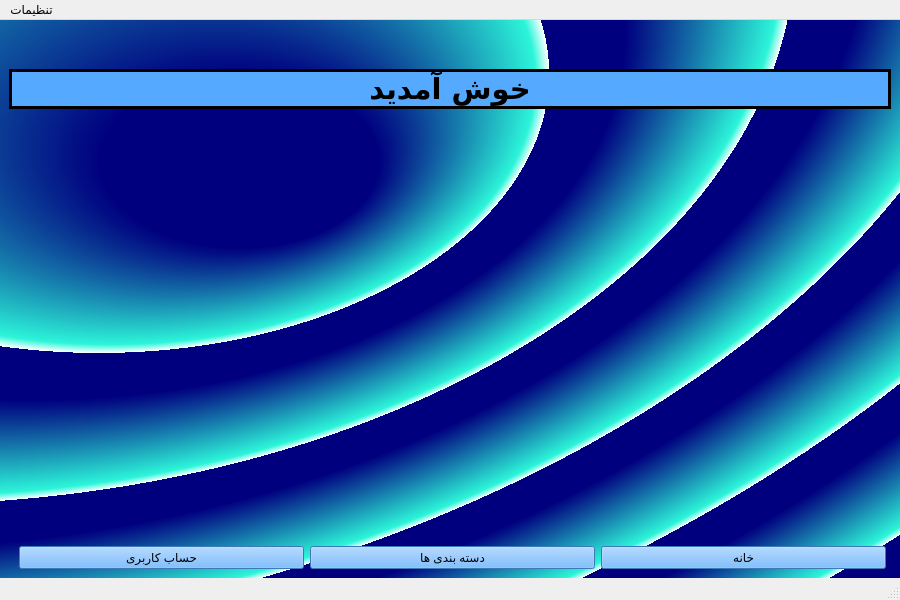
First picture: the form in mainwindow.ui, repository Alireza8hi/Project-DigiKala, before the edit.
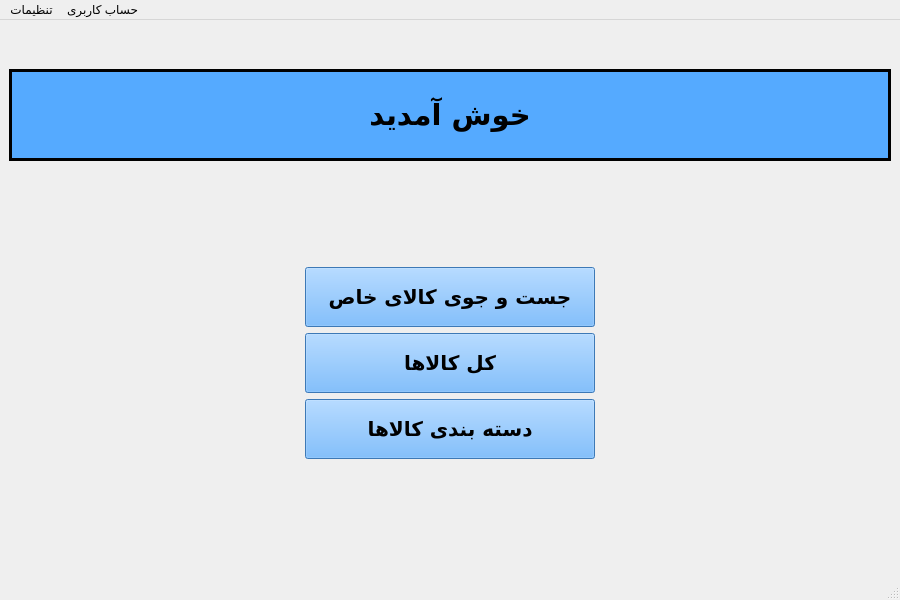
Second picture: the form after the edit. Icons and pictures are not drawn.

Patch:
```diff
--- a/mainwindow.ui
+++ b/mainwindow.ui
@@ -43,12 +43,63 @@
   <property name="styleSheet">
    <string notr="true"/>
   </property>
+  <property name="tabShape">
+   <enum>QTabWidget::Rounded</enum>
+  </property>
   <widget class="QWidget" name="centralwidget">
    <property name="styleSheet">
-    <string notr="true">background-color: qradialgradient(spread:repeat, cx:0.11, cy:0.0965909, radius:0.5, fx:0.336643, fy:0.325, stop:0.309859 rgba(0, 0, 127, 255), stop:0.943662 rgba(44, 245, 217, 255), stop:1 rgba(255, 255, 255, 255));</string>
+    <string notr="true">background-image: url(:/Pics/Pics/empty-shopping-cart-pink-background-with-large-copy-space-online-shopping-concept_492182-38.jpg);</string>
    </property>
-   <layout class="QVBoxLayout" name="verticalLayout">
-    <item>
+   <layout class="QGridLayout" name="gridLayout">
+    <item row="4" column="1">
+     <spacer name="verticalSpacer">
+      <property name="orientation">
+       <enum>Qt::Vertical</enum>
+      </property>
+      <property name="sizeType">
+       <enum>QSizePolicy::Preferred</enum>
+      </property>
+      <property name="sizeHint" stdset="0">
+       <size>
+        <width>20</width>
+        <height>110</height>
+       </size>
+      </property>
+     </spacer>
+    </item>
+    <item row="3" column="0">
+     <spacer name="horizontalSpacer">
+      <property name="orientation">
+       <enum>Qt::Horizontal</enum>
+      </property>
+      <property name="sizeType">
+       <enum>QSizePolicy::Preferred</enum>
+      </property>
+      <property name="sizeHint" stdset="0">
+       <size>
+        <width>40</width>
+        <height>20</height>
+       </size>
+      </property>
+     </spacer>
+    </item>
+    <item row="2" column="1">
+     <spacer name="verticalSpacer_3">
+      <property name="orientation">
+       <enum>Qt::Vertical</enum>
+      </property>
+      <property name="sizeType">
+       <enum>QSizePolicy::Preferred</enum>
+      </property>
+      <property name="sizeHint" stdset="0">
+       <size>
+        <width>20</width>
+        <height>100</height>
+       </size>
+      </property>
+     </spacer>
+    </item>
+    <item row="0" column="1">
      <spacer name="verticalSpacer_2">
       <property name="orientation">
        <enum>Qt::Vertical</enum>
@@ -64,7 +115,135 @@
       </property>
      </spacer>
     </item>
-    <item>
+    <item row="3" column="1">
+     <layout class="QVBoxLayout" name="verticalLayout_4">
+      <item>
+       <widget class="QPushButton" name="SearchBtn">
+        <property name="minimumSize">
+         <size>
+          <width>0</width>
+          <height>60</height>
+         </size>
+        </property>
+        <property name="maximumSize">
+         <size>
+          <width>16777215</width>
+          <height>60</height>
+         </size>
+        </property>
+        <property name="font">
+         <font>
+          <family>B Nazanin</family>
+          <pointsize>15</pointsize>
+          <bold>true</bold>
+         </font>
+        </property>
+        <property name="styleSheet">
+         <string notr="true">color: rgb(0, 0, 0);
+background-color: rgb(85, 170, 255);</string>
+        </property>
+        <property name="text">
+         <string>جست و جوی کالای خاص</string>
+        </property>
+        <property name="icon">
+         <iconset resource="icons.qrc">
+          <normaloff>:/Icons/Icons/search-icon-png-5.png</normaloff>:/Icons/Icons/search-icon-png-5.png</iconset>
+        </property>
+        <property name="autoDefault">
+         <bool>false</bool>
+        </property>
+        <property name="default">
+         <bool>false</bool>
+        </property>
+       </widget>
+      </item>
+      <item>
+       <widget class="QPushButton" name="AllCommodityBtn">
+        <property name="minimumSize">
+         <size>
+          <width>0</width>
+          <height>60</height>
+         </size>
+        </property>
+        <property name="maximumSize">
+         <size>
+          <width>16777215</width>
+          <height>60</height>
+         </size>
+        </property>
+        <property name="font">
+         <font>
+          <family>B Nazanin</family>
+          <pointsize>15</pointsize>
+          <bold>true</bold>
+         </font>
+        </property>
+        <property name="styleSheet">
+         <string notr="true">color: rgb(0, 0, 0);
+background-color: rgb(85, 170, 255);</string>
+        </property>
+        <property name="text">
+         <string>کل کالاها</string>
+        </property>
+        <property name="icon">
+         <iconset resource="icons.qrc">
+          <normaloff>:/Icons/Icons/5110770.png</normaloff>:/Icons/Icons/5110770.png</iconset>
+        </property>
+       </widget>
+      </item>
+      <item>
+       <widget class="QPushButton" name="CategoryBtn">
+        <property name="minimumSize">
+         <size>
+          <width>0</width>
+          <height>60</height>
+         </size>
+        </property>
+        <property name="maximumSize">
+         <size>
+          <width>16777215</width>
+          <height>60</height>
+         </size>
+        </property>
+        <property name="font">
+         <font>
+          <family>B Nazanin</family>
+          <pointsize>15</pointsize>
+          <bold>true</bold>
+         </font>
+        </property>
+        <property name="styleSheet">
+         <string notr="true">color: rgb(0, 0, 0);
+background-color: rgb(85, 170, 255);</string>
+        </property>
+        <property name="text">
+         <string>دسته بندی کالاها</string>
+        </property>
+        <property name="icon">
+         <iconset resource="icons.qrc">
+          <normaloff>:/Icons/Icons/categories-icon-1.jpg</normaloff>:/Icons/Icons/categories-icon-1.jpg</iconset>
+        </property>
+       </widget>
+      </item>
+     </layout>
+    </item>
+    <item row="3" column="2">
+     <spacer name="horizontalSpacer_2">
+      <property name="orientation">
+       <enum>Qt::Horizontal</enum>
+      </property>
+      <property name="sizeType">
+       <enum>QSizePolicy::Preferred</enum>
+      </property>
+      <property name="sizeHint" stdset="0">
+       <size>
+        <width>40</width>
+        <height>20</height>
+       </size>
+      </property>
+     </spacer>
+    </item>
+    <item row="1" column="0" colspan="3">
      <widget class="QLabel" name="label">
       <property name="font">
        <font>
@@ -92,88 +271,6 @@
       </property>
      </widget>
     </item>
-    <item>
-     <spacer name="verticalSpacer">
-      <property name="orientation">
-       <enum>Qt::Vertical</enum>
-      </property>
-      <property name="sizeHint" stdset="0">
-       <size>
-        <width>20</width>
-        <height>40</height>
-       </size>
-      </property>
-     </spacer>
-    </item>
-    <item>
-     <layout class="QHBoxLayout" name="horizontalLayout">
-      <item>
-       <spacer name="horizontalSpacer">
-        <property name="orientation">
-         <enum>Qt::Horizontal</enum>
-        </property>
-        <property name="sizeType">
-         <enum>QSizePolicy::Preferred</enum>
-        </property>
-        <property name="sizeHint" stdset="0">
-         <size>
-          <width>10</width>
-          <height>20</height>
-         </size>
-        </property>
-       </spacer>
-      </item>
-      <item>
-       <widget class="QPushButton" name="AccountBtn">
-        <property name="styleSheet">
-         <string notr="true">color: rgb(0, 0, 0);
-background-color: rgb(85, 170, 255);</string>
-        </property>
-        <property name="text">
-         <string>حساب کاربری</string>
-        </property>
-       </widget>
-      </item>
-      <item>
-       <widget class="QPushButton" name="CategoryBtn">
-        <property name="styleSheet">
-         <string notr="true">color: rgb(0, 0, 0);
-background-color: rgb(85, 170, 255);</string>
-        </property>
-        <property name="text">
-         <string>دسته بندی ها</string>
-        </property>
-       </widget>
-      </item>
-      <item>
-       <widget class="QPushButton" name="HomeBtn">
-        <property name="styleSheet">
-         <string notr="true">color: rgb(0, 0, 0);
-background-color: rgb(85, 170, 255);</string>
-        </property>
-        <property name="text">
-         <string>خانه</string>
-        </property>
-       </widget>
-      </item>
-      <item>
-       <spacer name="horizontalSpacer_2">
-        <property name="orientation">
-         <enum>Qt::Horizontal</enum>
-        </property>
-        <property name="sizeType">
-         <enum>QSizePolicy::Preferred</enum>
-        </property>
-        <property name="sizeHint" stdset="0">
-         <size>
-          <width>5</width>
-          <height>5</height>
-         </size>
-        </property>
-       </spacer>
-      </item>
-     </layout>
-    </item>
    </layout>
   </widget>
   <widget class="QMenuBar" name="menubar">
@@ -182,7 +279,7 @@
      <x>0</x>
      <y>0</y>
      <width>900</width>
-     <height>26</height>
+     <height>25</height>
     </rect>
    </property>
    <widget class="QMenu" name="menu">
@@ -217,9 +314,16 @@
     <addaction name="separator"/>
     <addaction name="menu_3"/>
     <addaction name="separator"/>
-    <addaction name="Exit"/>
+    <addaction name="ExitAct"/>
+   </widget>
+   <widget class="QMenu" name="menu_4">
+    <property name="title">
+     <string>حساب کاربری</string>
+    </property>
+    <addaction name="AccountAct"/>
    </widget>
    <addaction name="menu"/>
+   <addaction name="menu_4"/>
   </widget>
   <widget class="QStatusBar" name="statusbar"/>
   <action name="Privacy">
```
Left out of the diff: 65 changed lines with no effect on the pictures.
